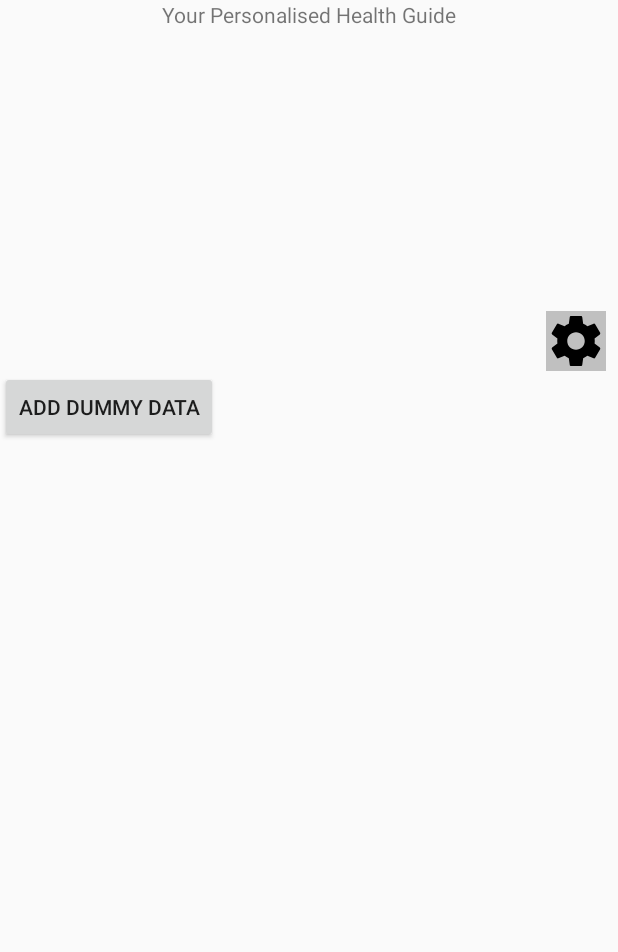
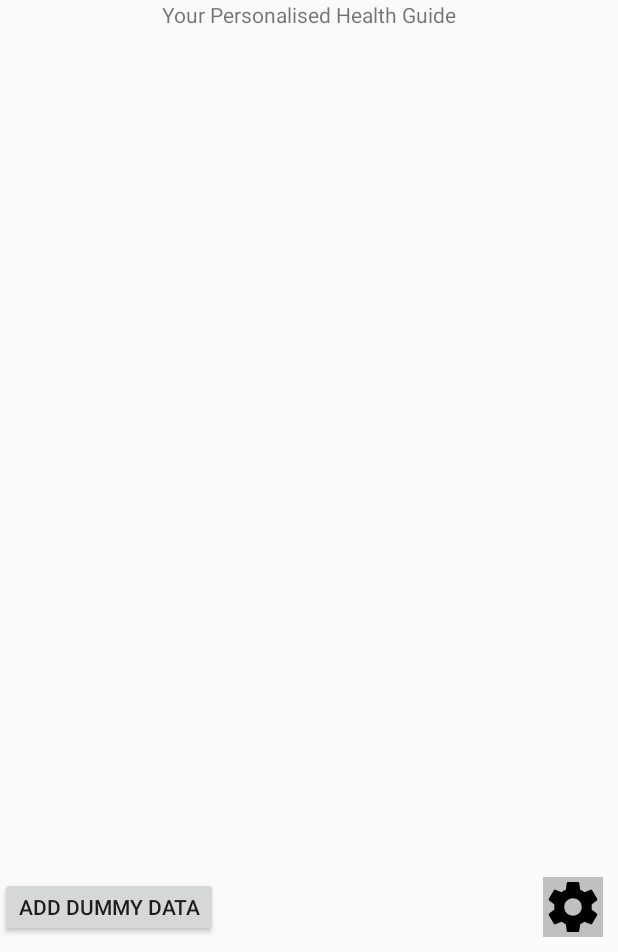
Before and after one commit to ni-da/fitme, an Android app: the screen it shows after launch once a user with an empty profile is signed in (Main2Activity), on a phone screen of 412 x 824 dp, the part 284-1236 px from its top. Run offline under Robolectric (Android 15) with nearby library versions, the phone set to English and light mode, and no system bars; our stand-ins replace Firebase (no records; nobody signed in at launch, a user with empty details on screens opened directly).

Commit message:
Layout touchups

```diff
--- a/fitMe/app/src/main/java/com/example/nidailyas/fitme/Main2Activity.java
+++ b/fitMe/app/src/main/java/com/example/nidailyas/fitme/Main2Activity.java
@@ -28,6 +28,7 @@ public class Main2Activity extends AppCompatActivity {
     TextView textView_signatureName;
     TextView textView_gold_coins_count;
     RecyclerView tasksList;
+    TextView textView_gold_coins;
 
     @Override
     protected void onCreate(Bundle savedInstanceState) {
@@ -67,9 +68,19 @@ public class Main2Activity extends AppCompatActivity {
                 startActivity(new Intent(getApplicationContext(), SavingDummyData.class));
             }
         });
+
+
+        updateHeader();
+
+
+    }
+
+    private void updateHeader() {
         circle_level = findViewById(R.id.circle_level);
         textView_signatureName = findViewById(R.id.textView_signatureName);
-        final TextView textView_gold_coins = findViewById(R.id.textView_gold_coins);//getUserFromDb
+        textView_gold_coins = findViewById(R.id.textView_gold_coins);
+        textView_gold_coins_count = findViewById(R.id.textView_gold_coins_count);
+
         new UserManager().getUserFromDb(new MyCallback<User>() {
             @Override
             public void onCallback(User user) {
@@ -81,11 +92,15 @@ public class Main2Activity extends AppCompatActivity {
                         textView_signatureName.setText(level.getSignatureName());
                     }
                 }, user.getLevelId());
+                new LevelManager().getScoreToNextLevel(new MyCallback<Long>() {
+                    @Override
+                    public void onCallback(Long element) {
+                        textView_gold_coins_count.setText(Long.toString(element) + "/300");
+                    }
+                }, user.getLevelId(), user.getScore());
 
             }
         });
-
-
     }
 
 
--- a/fitMe/app/src/main/java/com/example/nidailyas/fitme/UserManager.java
+++ b/fitMe/app/src/main/java/com/example/nidailyas/fitme/UserManager.java
@@ -62,6 +62,8 @@ public class UserManager {
             }
         });
     }
+
+
 }
 
 //new UserManager().getUserFromDb(new MyCallback<User>() {
--- a/fitMe/app/src/main/res/layout/content_main2.xml
+++ b/fitMe/app/src/main/res/layout/content_main2.xml
@@ -1,6 +1,5 @@
 <?xml version="1.0" encoding="utf-8"?>
-<android.support.constraint.ConstraintLayout
-    xmlns:android="http://schemas.android.com/apk/res/android"
+<android.support.constraint.ConstraintLayout xmlns:android="http://schemas.android.com/apk/res/android"
     xmlns:app="http://schemas.android.com/apk/res-auto"
     xmlns:tools="http://schemas.android.com/tools"
     android:layout_width="match_parent"
@@ -54,7 +53,7 @@
         <!--space-->
         <View
             android:layout_width="20dp"
-            android:layout_height="120dp"
+            android:layout_height="100dp"
             android:layout_weight="0" />
 
         <android.support.v7.widget.RecyclerView
@@ -68,21 +67,29 @@
         <!--android:layout_width="20dp"-->
         <!--android:layout_height="30dp"-->
         <!--android:layout_weight="0" />-->
+        <RelativeLayout
+            android:layout_width="wrap_content"
+            android:layout_height="wrap_content"
+            android:layout_marginBottom="10dp">
+            <Button
+                android:id="@+id/button_addDummyData"
+                android:layout_width="wrap_content"
+                android:layout_height="40dp"
+                android:text="Add dummy data"
+                android:layout_alignParentBottom="true"
+                />
+
+
             <ImageView
+                android:layout_alignParentBottom="true"
+                android:layout_marginRight="10dp"
                 android:id="@+id/imageView_settings"
                 android:layout_width="40dp"
                 android:layout_height="40dp"
-            android:layout_gravity="bottom|end"
-            android:layout_marginRight="8dp"
-            android:layout_marginTop="68dp"
+                android:layout_alignParentRight="true"
                 android:background="#c0c0c0"
                 android:src="@drawable/settings" />
-
-        <Button
-            android:id="@+id/button_addDummyData"
-            android:layout_width="wrap_content"
-            android:layout_height="wrap_content"
-            android:text="Add dummy data" />
+        </RelativeLayout>
 
     </LinearLayout>
 
```
Also changed, not shown: fitMe/app/src/main/java/com/example/nidailyas/fitme/ExecuteHabitActivity.java (+30 -19 lines), fitMe/app/src/main/java/com/example/nidailyas/fitme/LevelManager.java (+20 -2 lines). Lines whose indentation alone changed are shown as unchanged.
